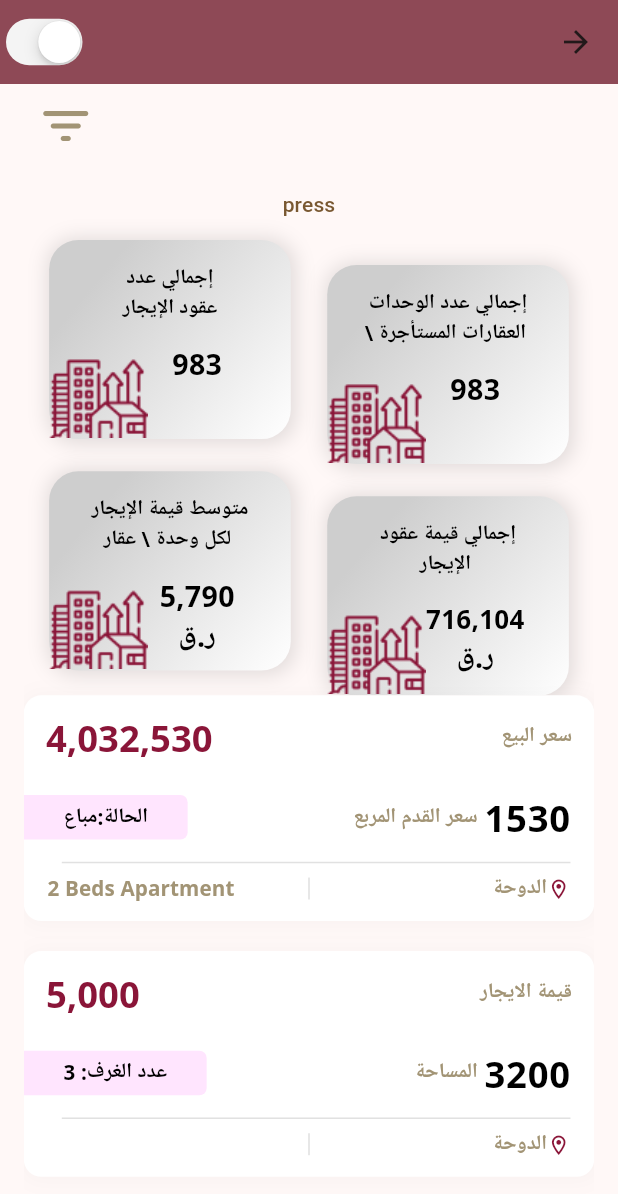
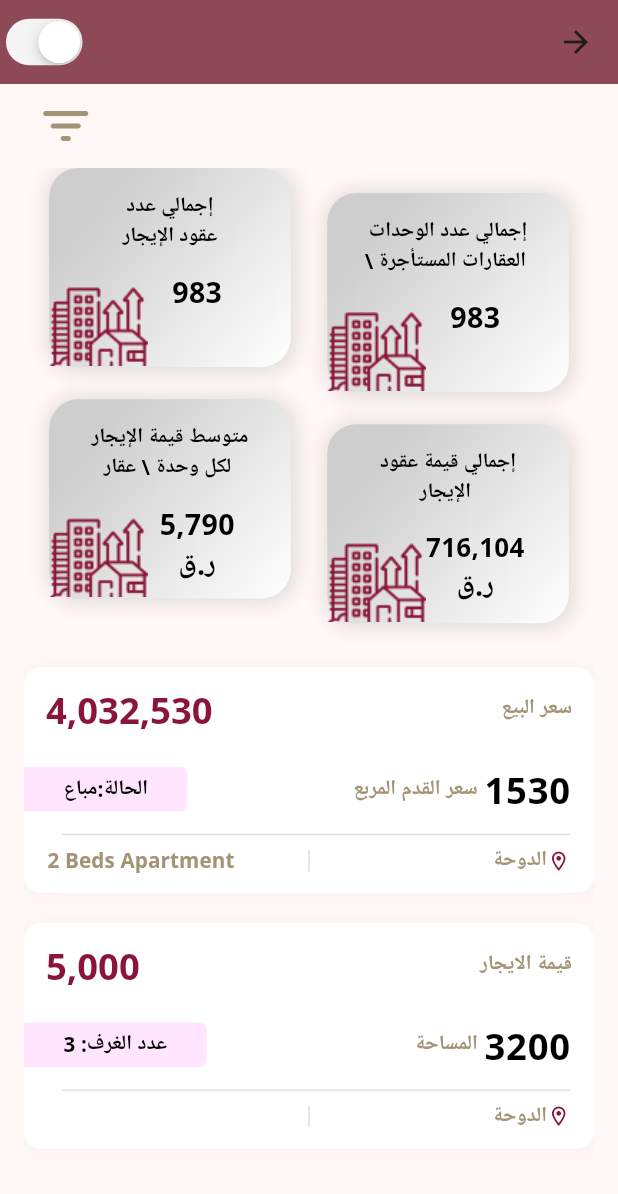
Before and after one commit to BeSaRa/qrep-mobility, a Flutter app: the HomeView screen opened directly, on a phone screen of 412 x 824 dp. Shown: the top 1194 px of the screen. Run offline on Flutter 3.47's test engine with Material 2 defaults, Android fonts, the phone set to English and light mode, and no system bars; our stand-ins replace animated_theme_switcher, bloc, connectivity_plus, dio, dropdown_button2, easy_localization and 9 more; missing offline and left inert: flutter_floating_bottom_bar; accounts and stored records are empty; generated files the repository leaves out were written again.

```diff
--- a/lib/presentations/features/home/home_view.dart
+++ b/lib/presentations/features/home/home_view.dart
@@ -101,13 +101,6 @@ class _HomeViewState extends State<HomeView> {
             Expanded(
               child: ListView(
                 children: [
-                  TextButton(
-                      onPressed: () async {},
-                      child: Text(
-                        "press",
-                        style: TextStyle(
-                            color: Theme.of(context).colorScheme.tertiary),
-                      )),
                   Padding(
                     padding: EdgeInsets.symmetric(horizontal: AppSizeW.s16),
                     child: StaggeredGridView(
@@ -198,6 +191,7 @@ class _HomeViewState extends State<HomeView> {
                       },
                     ),
                   ),
+                  SizedBox(height: AppSizeH.s30),
                   const MainDataContainer(
                     title: 'سعر البيع',
                     totalPrice: '4,032,530',
```
